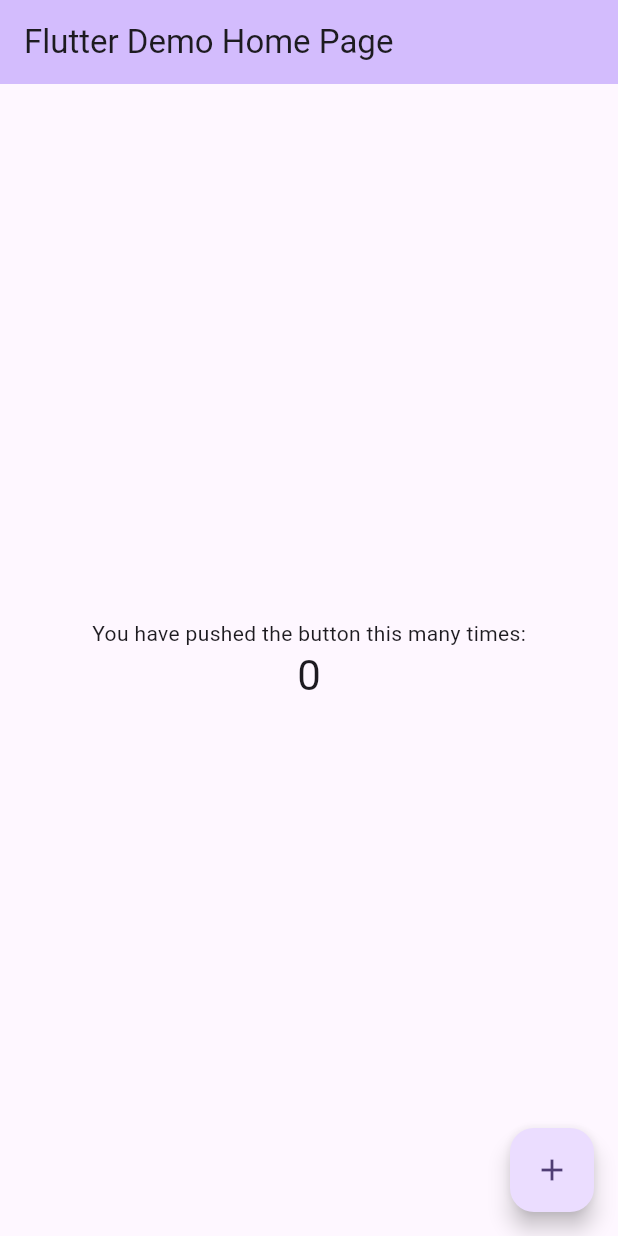
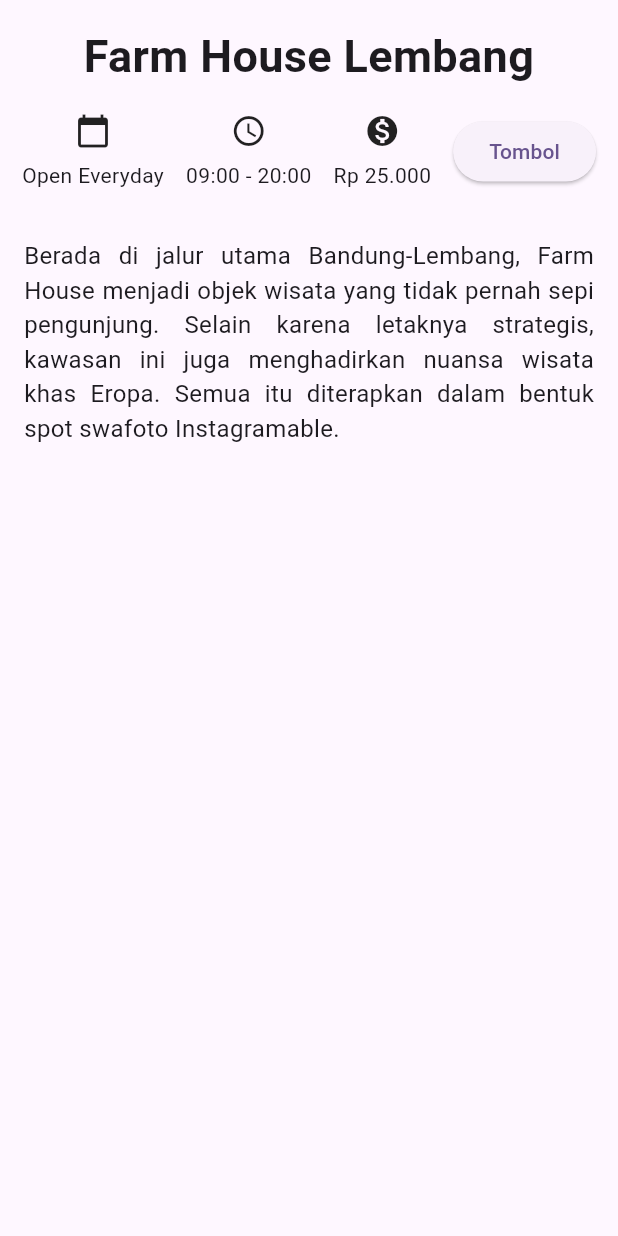
Before and after one commit to holis12821/bandung_tours, a Flutter app: the screen it shows after launch, on a phone screen of 412 x 824 dp. Run offline on Flutter 3.47's test engine with Material 2 defaults, Android fonts, the phone set to English and light mode, and no system bars.

Commit message:
add page detail

```diff
--- a/lib/main.dart
+++ b/lib/main.dart
@@ -1,3 +1,4 @@
+import 'package:bandung_tours/screen/tours_detail/detail_screen.dart';
 import 'package:flutter/material.dart';
 
 void main() {
@@ -11,91 +12,12 @@ class MyApp extends StatelessWidget {
   @override
   Widget build(BuildContext context) {
     return MaterialApp(
-      title: 'Flutter Demo',
+      title: 'Wisata Bandung',
       theme: ThemeData(
         colorScheme: ColorScheme.fromSeed(seedColor: Colors.deepPurple),
         useMaterial3: true,
       ),
-      home: const MyHomePage(title: 'Flutter Demo Home Page'),
+      home: const DetailScreen(),
     );
   }
 }
-
-class MyHomePage extends StatefulWidget {
-  const MyHomePage({super.key, required this.title});
-
-  final String title;
-
-  @override
-  State<MyHomePage> createState() => _MyHomePageState();
-}
-
-class _MyHomePageState extends State<MyHomePage> {
-  int _counter = 0;
-
-  void _incrementCounter() {
-    setState(() {
-      // This call to setState tells the Flutter framework that something has
-      // changed in this State, which causes it to rerun the build method below
-      // so that the display can reflect the updated values. If we changed
-      // _counter without calling setState(), then the build method would not be
-      // called again, and so nothing would appear to happen.
-      _counter++;
-    });
-  }
-
-  @override
-  Widget build(BuildContext context) {
-    // This method is rerun every time setState is called, for instance as done
-    // by the _incrementCounter method above.
-    //
-    // The Flutter framework has been optimized to make rerunning build methods
-    // fast, so that you can just rebuild anything that needs updating rather
-    // than having to individually change instances of widgets.
-    return Scaffold(
-      appBar: AppBar(
-        // TRY THIS: Try changing the color here to a specific color (to
-        // Colors.amber, perhaps?) and trigger a hot reload to see the AppBar
-        // change color while the other colors stay the same.
-        backgroundColor: Theme.of(context).colorScheme.inversePrimary,
-        // Here we take the value from the MyHomePage object that was created by
-        // the App.build method, and use it to set our appbar title.
-        title: Text(widget.title),
-      ),
-      body: Center(
-        // Center is a layout widget. It takes a single child and positions it
-        // in the middle of the parent.
-        child: Column(
-          // Column is also a layout widget. It takes a list of children and
-          // arranges them vertically. By default, it sizes itself to fit its
-          // children horizontally, and tries to be as tall as its parent.
-          //
-          // Column has various properties to control how it sizes itself and
-          // how it positions its children. Here we use mainAxisAlignment to
-          // center the children vertically; the main axis here is the vertical
-          // axis because Columns are vertical (the cross axis would be
-          // horizontal).
-          //
-          // TRY THIS: Invoke "debug painting" (choose the "Toggle Debug Paint"
-          // action in the IDE, or press "p" in the console), to see the
-          // wireframe for each widget.
-          mainAxisAlignment: MainAxisAlignment.center,
-          children: <Widget>[
-            const Text(
-              'You have pushed the button this many times:',
-            ),
-            Text(
-              '$_counter',
-              style: Theme.of(context).textTheme.headlineMedium,
-            ),
-          ],
-        ),
-      ),
-      floatingActionButton: FloatingActionButton(
-        onPressed: _incrementCounter,
-        tooltip: 'Increment',
-        child: const Icon(Icons.add),
-      ), // This trailing comma makes auto-formatting nicer for build methods.
-    );
-  }
-}
--- /dev/null
+++ b/lib/screen/tours_detail/detail_screen.dart
@@ -0,0 +1,68 @@
+import 'package:flutter/material.dart';
+
+class DetailScreen extends StatelessWidget {
+  const DetailScreen({Key? key}) : super(key: key);
+  @override
+  Widget build(BuildContext context) {
+    return Scaffold(
+      body: SafeArea(
+        child: Column(
+          crossAxisAlignment: CrossAxisAlignment.stretch,
+          children: [
+            Container(
+              margin: const EdgeInsets.only(top: 16.0),
+              child: const Text(
+                'Farm House Lembang',
+                textAlign: TextAlign.center,
+                style: TextStyle(
+                  fontSize: 30.0,
+                  fontWeight: FontWeight.bold,
+                ),
+              ),
+            ),
+            Container(
+              margin: const EdgeInsets.symmetric(vertical: 16.0),
+              child:  Row(
+                mainAxisAlignment: MainAxisAlignment.spaceEvenly,
+                children: [
+                 const Column(
+                    children: [
+                      Icon(Icons.calendar_today),
+                      SizedBox(height: 8.0),
+                      Text('Open Everyday'),
+                    ],
+                  ),
+                 const Column(
+                    children: [
+                      Icon(Icons.access_time),
+                      SizedBox(height: 8.0),
+                      Text('09:00 - 20:00'),
+                    ],
+                  ),
+                  const Column(
+                    children: [
+                      Icon(Icons.monetization_on),
+                      SizedBox(height: 8.0),
+                      Text('Rp 25.000'),
+                    ],
+                  ),
+                  ElevatedButton(onPressed: () {
+
+                  }, child: const Text('Tombol'))
+                ],
+              ),
+            ),
+            Container(
+              padding: const EdgeInsets.all(16.0),
+              child: const Text(
+                'Berada di jalur utama Bandung-Lembang, Farm House menjadi objek wisata yang tidak pernah sepi pengunjung. Selain karena letaknya strategis, kawasan ini juga menghadirkan nuansa wisata khas Eropa. Semua itu diterapkan dalam bentuk spot swafoto Instagramable.',
+                textAlign: TextAlign.justify,
+                style: TextStyle(fontSize: 16.0),
+              ),
+            )
+          ],
+        ),
+      ),
+    );
+  }
+}
--- a/pubspec.yaml
+++ b/pubspec.yaml
@@ -35,7 +35,6 @@ dependencies:
   # The following adds the Cupertino Icons font to your application.
   # Use with the CupertinoIcons class for iOS style icons.
   cupertino_icons: ^1.0.2
-  flutter_localization: ^0.1.14
 
 dev_dependencies:
   flutter_test:
```
Also changed, not shown: pubspec.lock, 5 other files.
